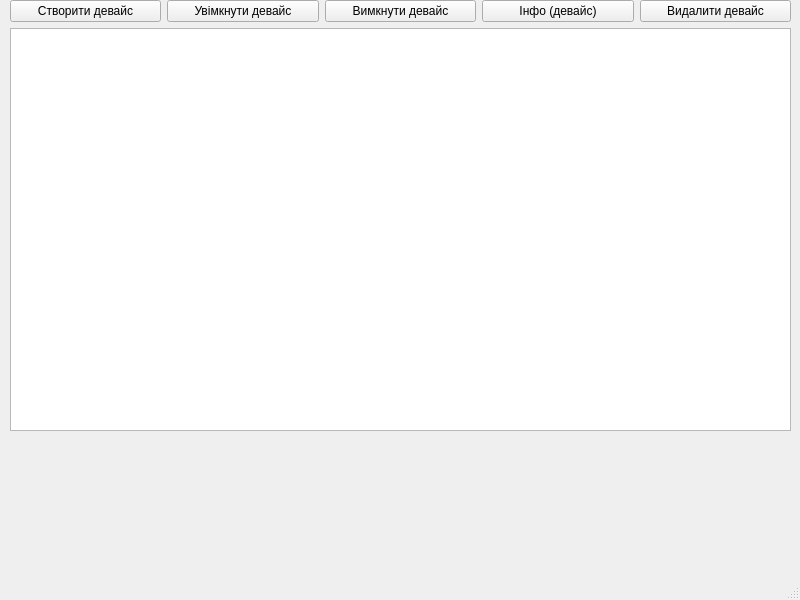
This is ui/mainwindow.ui in Yevhen-Pashkulskyi/Optical_Device as Qt 5 draws it before an edit. The edited form follows.
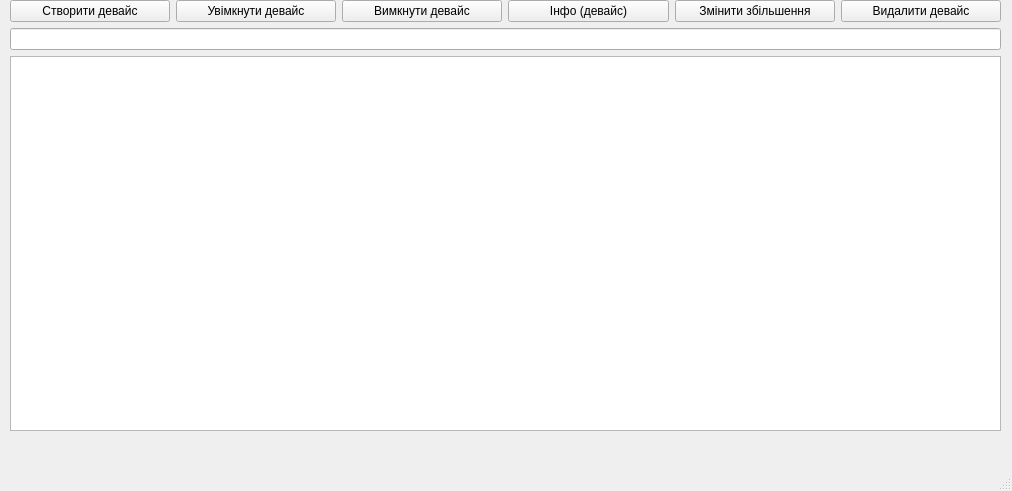
This is the edited form.

The edit to the form file:
```diff
--- a/ui/mainwindow.ui
+++ b/ui/mainwindow.ui
@@ -6,8 +6,8 @@
    <rect>
     <x>0</x>
     <y>0</y>
-    <width>800</width>
-    <height>600</height>
+    <width>1012</width>
+    <height>491</height>
    </rect>
   </property>
   <property name="windowTitle">
@@ -19,7 +19,7 @@
      <rect>
       <x>10</x>
       <y>0</y>
-      <width>781</width>
+      <width>991</width>
       <height>431</height>
      </rect>
     </property>
@@ -54,6 +54,13 @@
          </property>
         </widget>
        </item>
+       <item>
+        <widget class="QPushButton" name="btnChangeZoom">
+         <property name="text">
+          <string>Змінити збільшення</string>
+         </property>
+        </widget>
+       </item>
        <item>
         <widget class="QPushButton" name="btnDelete">
          <property name="text">
@@ -63,6 +70,9 @@
        </item>
       </layout>
      </item>
+     <item>
+      <widget class="QLineEdit" name="lineEdit"/>
+     </item>
      <item>
       <widget class="QTextEdit" name="textOutput">
        <property name="html">
```
Left out of the diff: 4 changed lines with no effect on the pictures.
